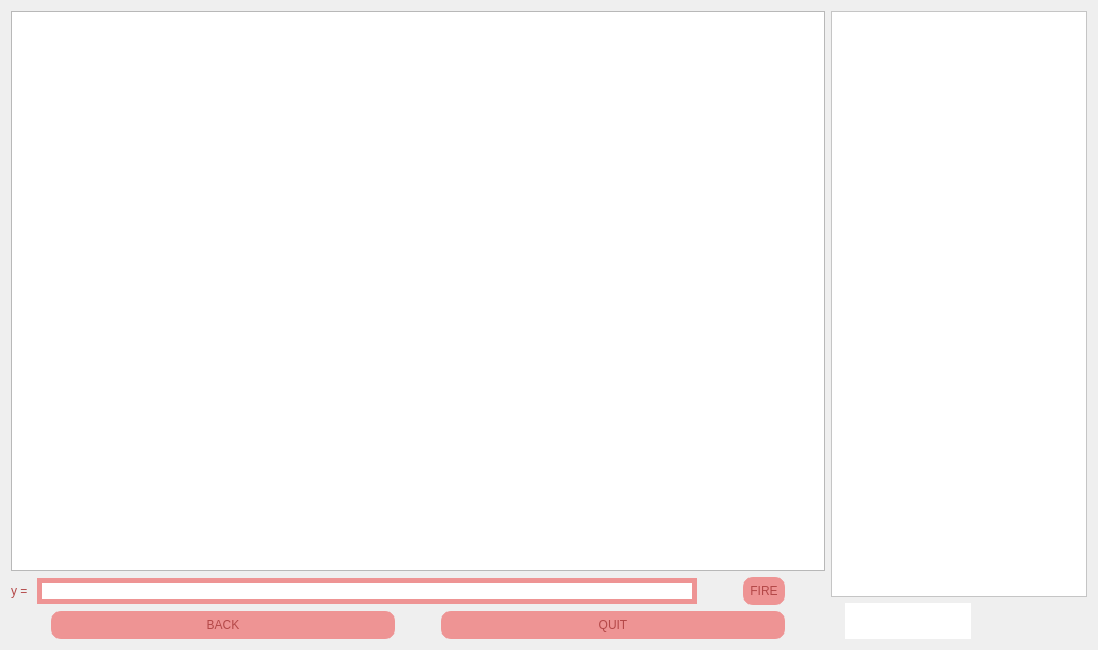
Above: MATFWars/wargame.ui from Divljo31/MATFWars before the change. Below: the same form after it.
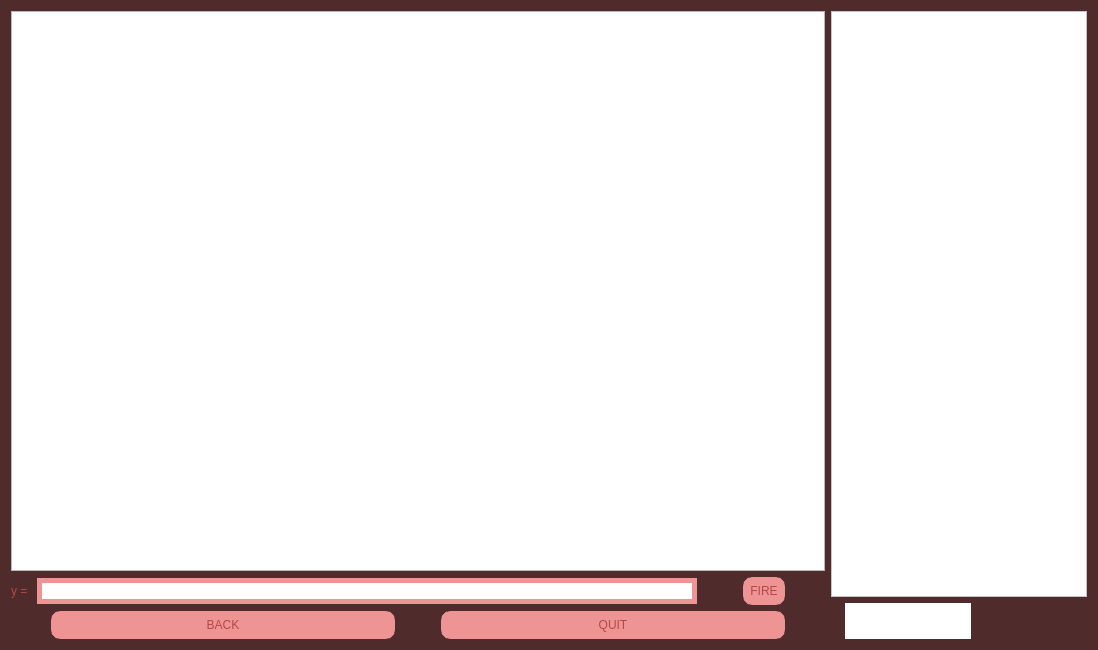
That is the form after the change. Icons and pictures are not drawn.

```diff
--- a/MATFWars/wargame.ui
+++ b/MATFWars/wargame.ui
@@ -21,10 +21,7 @@
   </property>
   <property name="styleSheet">
    <string notr="true">#WarGame{
-	background-image: url(:/background/background2.jpg);
-    background-position: center;
-    background-origin: content;
-    background-clip: content;
+	background-color: rgb(79,43,43);
 }</string>
   </property>
   <layout class="QHBoxLayout" name="horizontalLayout_4">
```
